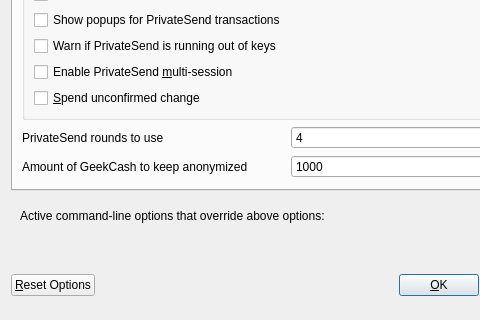
This is src/qt/forms/optionsdialog.ui in blazegeek/blaze as Qt 5 draws it before an edit; both pictures show x 0 to 480 and y 143 to 463 of the 576 by 463 pixel window. The edited form follows.
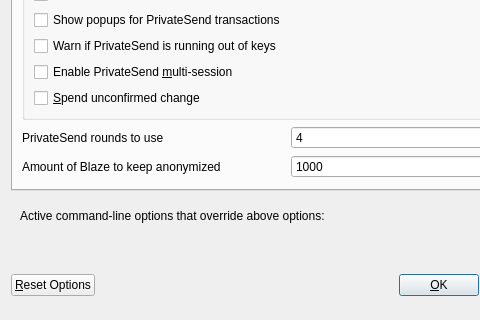
This is the edited form. The open tabs and pages were chosen to show the change. Custom widgets are drawn as their Qt base class.

Commit message: Handles renaming GeekCash -> Blaze in UI files

```diff
--- a/src/qt/forms/optionsdialog.ui
+++ b/src/qt/forms/optionsdialog.ui
@@ -263,7 +263,7 @@
             <string notr="true"/>
            </property>
            <property name="text">
-            <string>Amount of GeekCash to keep anonymized</string>
+            <string>Amount of Blaze to keep anonymized</string>
            </property>
           </widget>
          </item>
```
Left out of the diff: 6 changed lines with no effect on the pictures. The commit also changes 6 other files.
